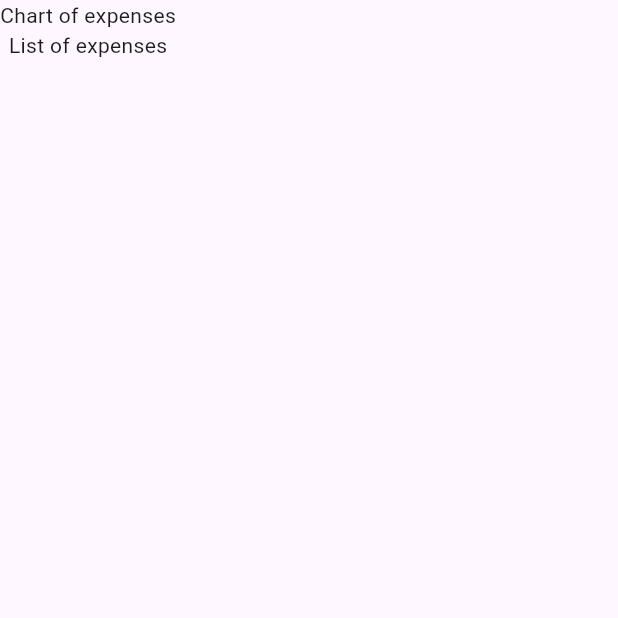
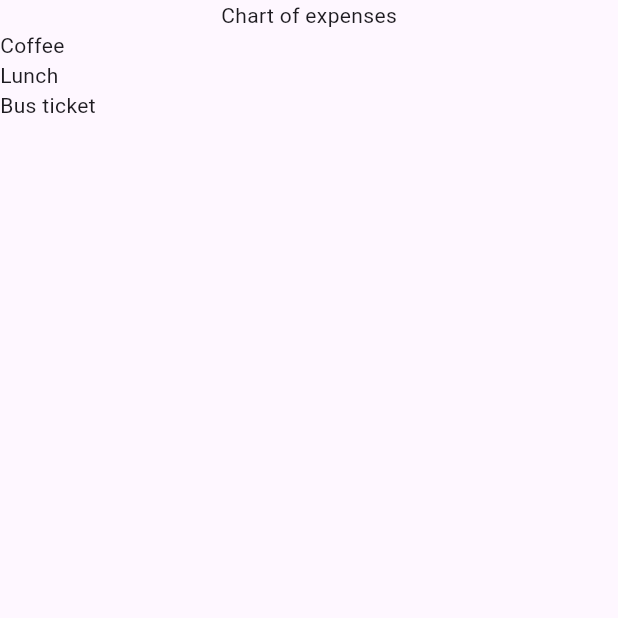
Before and after one commit to niamh-d/flutter_expense_tracker, a Flutter app: the screen it shows after launch, on a phone screen of 412 x 824 dp, the top half of it. Run offline on Flutter 3.47's test engine with Material 3 defaults, Android fonts, the phone set to English and light mode, and no system bars.

Commit message:
rendering list of expense titles

```diff
--- a/lib/expenses.dart
+++ b/lib/expenses.dart
@@ -1,4 +1,7 @@
 import 'package:flutter/material.dart';
+
+import 'package:expense_tracker/models/expense.dart';
+import 'package:expense_tracker/expenses_list.dart';
 
 class Expenses extends StatefulWidget {
   const Expenses({super.key});
@@ -8,13 +11,34 @@ class Expenses extends StatefulWidget {
 }
 
 class _ExpensesState extends State<Expenses> {
+  final List<Expense> _expenses = [
+    Expense(
+      date: DateTime.now(),
+      title: 'Coffee',
+      amount: 4.50,
+      category: ExpenseCategory.food,
+    ),
+    Expense(
+      date: DateTime.now(),
+      title: 'Lunch',
+      amount: 30.50,
+      category: ExpenseCategory.leisure,
+    ),
+    Expense(
+      date: DateTime.now(),
+      title: 'Bus ticket',
+      amount: 10.50,
+      category: ExpenseCategory.other,
+    ),
+  ];
+
   @override
   Widget build(BuildContext context) {
     return Scaffold(
       body: Column(
         children: [
           const Text('Chart of expenses'),
-          const Text('List of expenses'),
+          Expanded(child: ExpensesList(expenses: _expenses)),
         ],
       ),
     );
--- /dev/null
+++ b/lib/expenses_list.dart
@@ -0,0 +1,17 @@
+import 'package:flutter/material.dart';
+
+import 'package:expense_tracker/models/expense.dart';
+
+class ExpensesList extends StatelessWidget {
+  const ExpensesList({super.key, required this.expenses});
+
+  final List<Expense> expenses;
+
+  @override
+  Widget build(BuildContext context) {
+    return ListView.builder(
+      itemCount: expenses.length,
+      itemBuilder: (ctx, index) => Text(expenses[index].title),
+    );
+  }
+}
```
